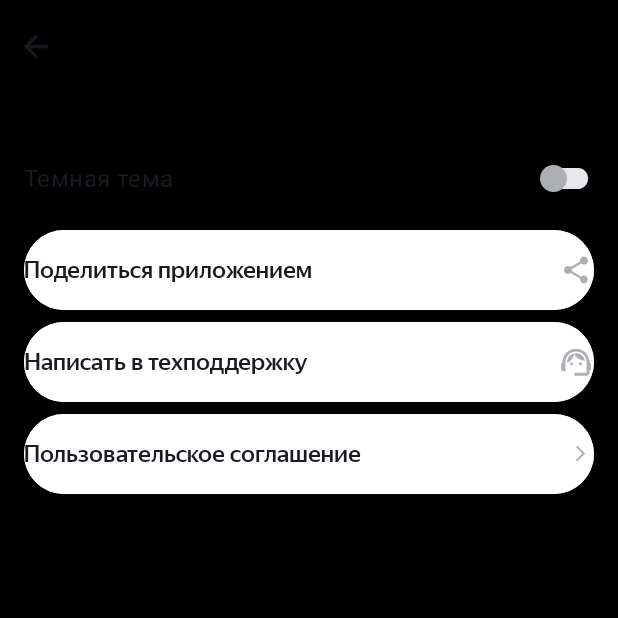
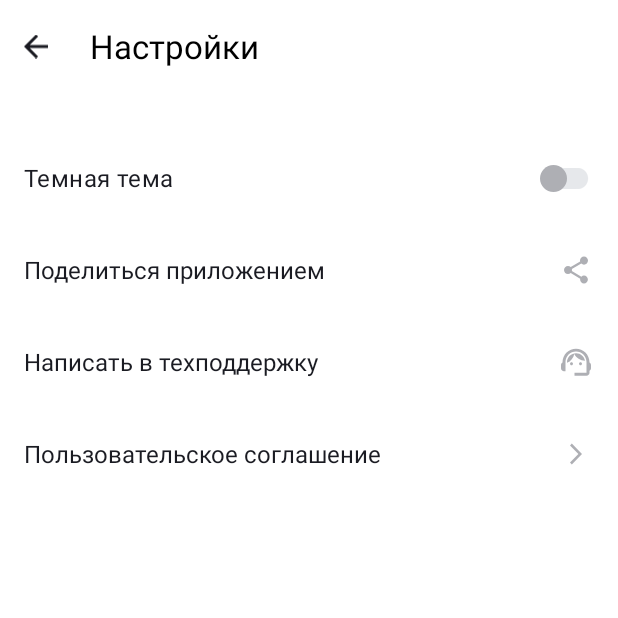
Before and after one commit to Mishhard/PlaylistMaker2, an Android app: the SettingsActivity screen opened directly, with no data from a screen before it, on a phone screen of 412 x 824 dp, the top half of it. Run offline under Robolectric (Android 15) with nearby library versions, the phone set to English and light mode, and no system bars.

Commit message:
Revert "Merge branch 'Dev9' into Dev"
This reverts commit 2f7638036165528b82037adec8e15954096657cb, reversing
changes made to 380c883d060fc4fd940ef543dff56cb8bbc68406.

```diff
--- a/app/src/main/AndroidManifest.xml
+++ b/app/src/main/AndroidManifest.xml
@@ -10,13 +10,11 @@
         android:label="@string/app_name"
         android:roundIcon="@mipmap/ic_launcher_round"
         android:supportsRtl="true"
-        android:theme="@style/Base.Theme.PlaylistMaker"
+        android:theme="@style/Theme.PlaylistMaker"
         tools:targetApi="31">
         <activity
             android:name=".SettingsActivity"
-            android:exported="false"
-            android:theme="@style/Settings.Theme.PlaylistMaker"
-        />
+            android:exported="false" />
         <activity
             android:name=".SearchActivity"
             android:exported="false" />
--- a/app/src/main/res/layout/activity_settings.xml
+++ b/app/src/main/res/layout/activity_settings.xml
@@ -2,12 +2,15 @@
 <LinearLayout xmlns:android="http://schemas.android.com/apk/res/android"
     xmlns:app="http://schemas.android.com/apk/res-auto"
     xmlns:tools="http://schemas.android.com/tools"
-    style="@style/LinearLayout">
+    android:layout_width="match_parent"
+    android:layout_height="match_parent"
+    android:background="@color/white"
+    android:orientation="vertical"
+    android:padding="@dimen/main_padding">
 
     <FrameLayout
         android:layout_width="match_parent"
-        android:layout_height="wrap_content"
->
+        android:layout_height="wrap_content">
 
         <LinearLayout
             android:layout_width="match_parent"
@@ -23,9 +26,10 @@
             <TextView
                 android:layout_width="wrap_content"
                 android:layout_height="match_parent"
+                android:layout_gravity="start"
                 android:text="@string/settings"
                 android:textColor="@color/black"
-                style="@style/TextView" />
+                android:textSize="@dimen/window_title" />
         </LinearLayout>
 
     </FrameLayout>
@@ -44,32 +48,67 @@
             android:textSize="@dimen/settings_list_font_size"
             android:thumb="@drawable/knob"
             android:track="@drawable/track"
+            tools:ignore="UseSwitchCompatOrMaterialXml"
             app:thumbTint="@color/light_gray"
-            app:trackTint="@color/track_light_gray"
-            tools:ignore="UseSwitchCompatOrMaterialXml" />
+            app:trackTint="@color/track_light_gray"/>
 
         <Button
-            xmlns:android="http://schemas.android.com/apk/res/android"
-            xmlns:app="http://schemas.android.com/apk/res-auto"
-            style="@style/SettingsButton"
+            android:layout_width="match_parent"
+            android:layout_height="@dimen/settings_button"
+            android:fontFamily="sans-serif"
+            android:backgroundTint="@color/white"
+            android:gravity="start|center_vertical"
+            android:paddingStart="@dimen/settings_button_padding_left"
+            android:paddingEnd="@dimen/settings_button_padding_right"
+            android:stateListAnimator="@null"
             android:text="@string/share_app"
+            android:letterSpacing="@dimen/settings_button_letter_spacing"
+            android:textAllCaps="false"
+            android:textColor="@color/dark_gray"
+            android:textSize="@dimen/settings_list_font_size"
             app:icon="@drawable/share"
+            app:iconTint="@color/light_gray"
+            app:iconGravity="end"
             app:iconSize="@dimen/settings_icon_size" />
 
         <Button
-            xmlns:android="http://schemas.android.com/apk/res/android"
-            xmlns:app="http://schemas.android.com/apk/res-auto"
-            style="@style/SettingsButton"
+            android:layout_width="match_parent"
+            android:layout_height="@dimen/settings_button"
+            android:fontFamily="sans-serif"
+            android:backgroundTint="@color/white"
+            android:gravity="start|center_vertical"
+            android:paddingStart="@dimen/settings_button_padding_left"
+            android:paddingEnd="@dimen/settings_button_padding_right"
+            android:stateListAnimator="@null"
             android:text="@string/support"
+            android:letterSpacing="@dimen/settings_button_letter_spacing"
+            android:textAllCaps="false"
+            android:textColor="@color/dark_gray"
+            android:textSize="@dimen/settings_list_font_size"
             app:icon="@drawable/group"
+            app:iconTint="@color/light_gray"
+            app:iconGravity="end"
             app:iconSize="@dimen/settings_icon_size" />
 
         <Button
-            xmlns:android="http://schemas.android.com/apk/res/android"
-            xmlns:app="http://schemas.android.com/apk/res-auto"
-            style="@style/SettingsButton"
+            android:layout_width="match_parent"
+            android:layout_height="@dimen/settings_button"
+            android:fontFamily="sans-serif"
+            android:backgroundTint="@color/white"
+            android:gravity="start|center_vertical"
+            android:paddingStart="@dimen/settings_button_padding_left"
+            android:paddingEnd="@dimen/settings_button_padding_right"
+            android:stateListAnimator="@null"
             android:text="@string/user_terms"
-            app:icon="@drawable/vector" />
+            android:letterSpacing="@dimen/settings_button_letter_spacing"
+            android:textAllCaps="false"
+            android:textColor="@color/dark_gray"
+            android:textSize="@dimen/settings_list_font_size"
+            app:icon="@drawable/vector"
+            app:iconTint="@color/light_gray"
+            app:iconGravity="end"
+            app:iconSize="@dimen/settings_icon_size" />
+
 
     </LinearLayout>
 
--- a/app/src/main/res/values-night/colors.xml
+++ /dev/null
@@ -1,4 +0,0 @@
-<?xml version="1.0" encoding="utf-8"?>
-<resources>
-    <color name="light_blue">#1A1B22</color>
-</resources>
--- a/app/src/main/res/values-night/style.xml
+++ /dev/null
@@ -1,5 +0,0 @@
-<?xml version="1.0" encoding="utf-8"?>
-<resources>
-
-
-</resources>
--- a/app/src/main/res/values-night/themes.xml
+++ b/app/src/main/res/values-night/themes.xml
@@ -1,14 +1,7 @@
 <resources xmlns:tools="http://schemas.android.com/tools">
     <!-- Base application theme. -->
     <style name="Base.Theme.PlaylistMaker" parent="Theme.Material3.DayNight.NoActionBar">
-        <item name="android:background">@color/dark_gray</item>
-    </style>
-
-    <style name="Settings.Theme.PlaylistMaker" parent="Theme.Material3.DayNight.NoActionBar">
-        <item name="android:background">@color/dark_gray</item>
-        <item name="android:textColor">@color/white</item>
-        <item name="iconTint">@color/white</item>
-        <item name="android:backgroundTint">@color/dark_gray</item>
-
+        <!-- Customize your dark theme here. -->
+        <!-- <item name="colorPrimary">@color/my_dark_primary</item> -->
     </style>
 </resources>
--- a/app/src/main/res/values/style.xml
+++ /dev/null
@@ -1,51 +0,0 @@
-<?xml version="1.0" encoding="utf-8"?>
-<resources>
-    <style name="MainButton">
-        <item name="android:layout_width">match_parent</item>
-        <item name="android:layout_height">0dp</item>
-        <item name="android:layout_marginBottom">@dimen/main_padding</item>
-        <item name="android:layout_weight">1</item>
-        <item name="android:backgroundTint">@color/white</item>
-        <item name="android:textAllCaps">false</item>
-        <item name="android:textColor">@color/dark_gray</item>
-        <item name="android:textSize">@dimen/window_title</item>
-        <item name="iconGravity">textStart</item>
-        <item name="iconPadding">@dimen/icons_padding</item>
-        <item name="iconTint">@color/dark_gray</item>
-        <item name="cornerRadius">@dimen/button_radius</item>
-        <item name="android:fontFamily">@font/ys_display_medium</item>
-    </style>
-
-    <style name="LinearLayout">
-        <item name="android:layout_width">match_parent</item>
-        <item name="android:layout_height">match_parent</item>
-        <item name="android:orientation">vertical</item>
-        <item name="android:padding">@dimen/main_padding</item>
-        <item name="android:background">@color/white</item>
-    </style>
-
-
-    <style name="SettingsButton">
-        <item name="android:layout_width">match_parent</item>
-        <item name="android:layout_height">@dimen/settings_button</item>
-        <item name="android:fontFamily">@font/ys_display_medium</item>
-        <item name="android:gravity">start|center_vertical</item>
-        <item name="android:backgroundTint">@color/white</item>
-        <item name="android:paddingStart">@dimen/settings_button_padding_left</item>
-        <item name="android:paddingEnd">@dimen/settings_button_padding_right</item>
-        <item name="android:stateListAnimator">@null</item>
-        <item name="android:letterSpacing">@dimen/settings_button_letter_spacing</item>
-        <item name="android:textAllCaps">false</item>
-        <item name="android:textColor">@color/dark_gray</item>
-        <item name="android:textSize">@dimen/settings_list_font_size</item>
-        <item name="iconTint">@color/light_gray</item>
-        <item name="iconGravity">end</item>
-        <item name="android:layout_gravity">start</item>
-    </style>
-
-    <style name="TextView">
-        <item name="android:layout_gravity">start</item>
-        <item name="android:textSize">@dimen/window_title</item>
-        <item name="android:fontFamily">@font/ys_display_medium</item>
-    </style>
-</resources>
--- a/app/src/main/res/values/themes.xml
+++ b/app/src/main/res/values/themes.xml
@@ -1,15 +1,9 @@
 <resources xmlns:tools="http://schemas.android.com/tools">
     <!-- Base application theme. -->
     <style name="Base.Theme.PlaylistMaker" parent="Theme.Material3.DayNight.NoActionBar">
-
-
+        <!-- Customize your light theme here. -->
+        <!-- <item name="colorPrimary">@color/my_light_primary</item> -->
     </style>
 
-    <style name="Settings.Theme.PlaylistMaker" parent="Theme.Material3.DayNight.NoActionBar">
-
-        <item name="android:backgroundTint">@color/black</item>
-        <item name="android:background">@color/black</item>
-
-
-    </style>
+    <style name="Theme.PlaylistMaker" parent="Base.Theme.PlaylistMaker" />
 </resources>
```
Also changed, not shown: app/src/main/res/layout/activity_main.xml (+43 -5 lines), app/src/main/res/font/ys_display_medium.ttf (deleted), app/src/main/res/font/ys_display_regular.ttf (deleted).
